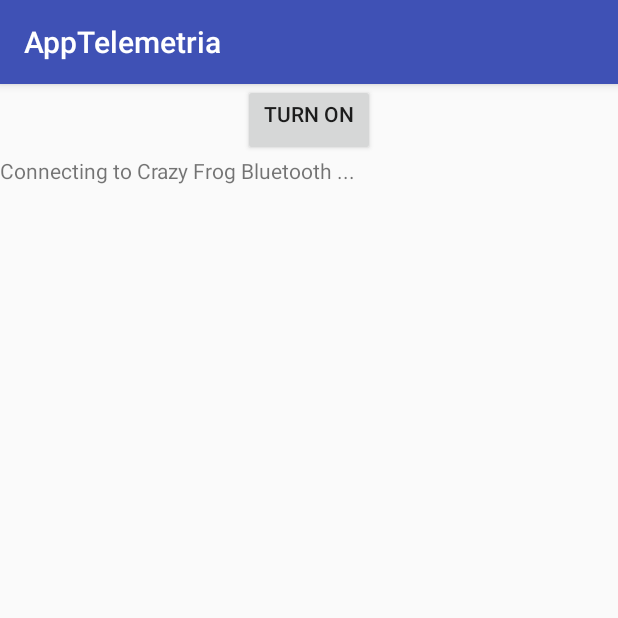
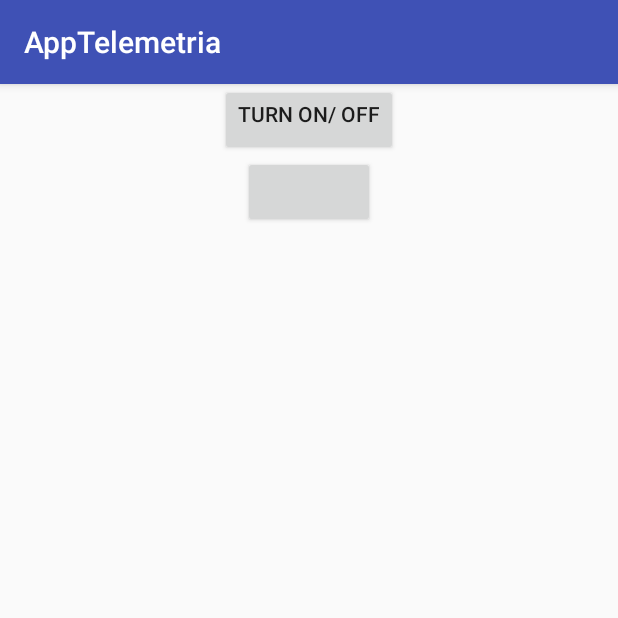
Before and after one commit to walopes/TelemetriaApp, an Android app: the screen it shows after launch (MainActivity), on a phone screen of 412 x 824 dp, the top half of it. Run offline under Robolectric (Android 15) with nearby library versions, the phone set to English and light mode, and no system bars.

Commit message:
New button added
A new button, which will be used to pair with other device, was added. Some things on the configuration were changed according to the last commit.

```diff
--- a/app/src/main/res/layout/activity_main.xml
+++ b/app/src/main/res/layout/activity_main.xml
@@ -10,16 +10,22 @@
     <Button
         android:layout_width="wrap_content"
         android:layout_height="wrap_content"
-        android:text="@string/Connect"
         android:onClick="conectar"
         android:gravity="center_horizontal"
         android:id="@+id/botaoIniciar"
         android:layout_gravity="center_horizontal" />
 
+    <Button
+        android:layout_width="wrap_content"
+        android:layout_height="wrap_content"
+        android:onClick="parear"
+        android:id="@+id/botaoConectar"
+        android:layout_gravity="center_horizontal"
+        />
+
     <TextView
         android:layout_width="match_parent"
         android:layout_height="30dp"
-        android:text="Connecting to Crazy Frog Bluetooth ..."
         android:id="@+id/txt1"
         />
 
```
Also changed, not shown: app/src/main/java/com/example/willian/appcarrinho/MainActivity.java (+24 -22 lines).
